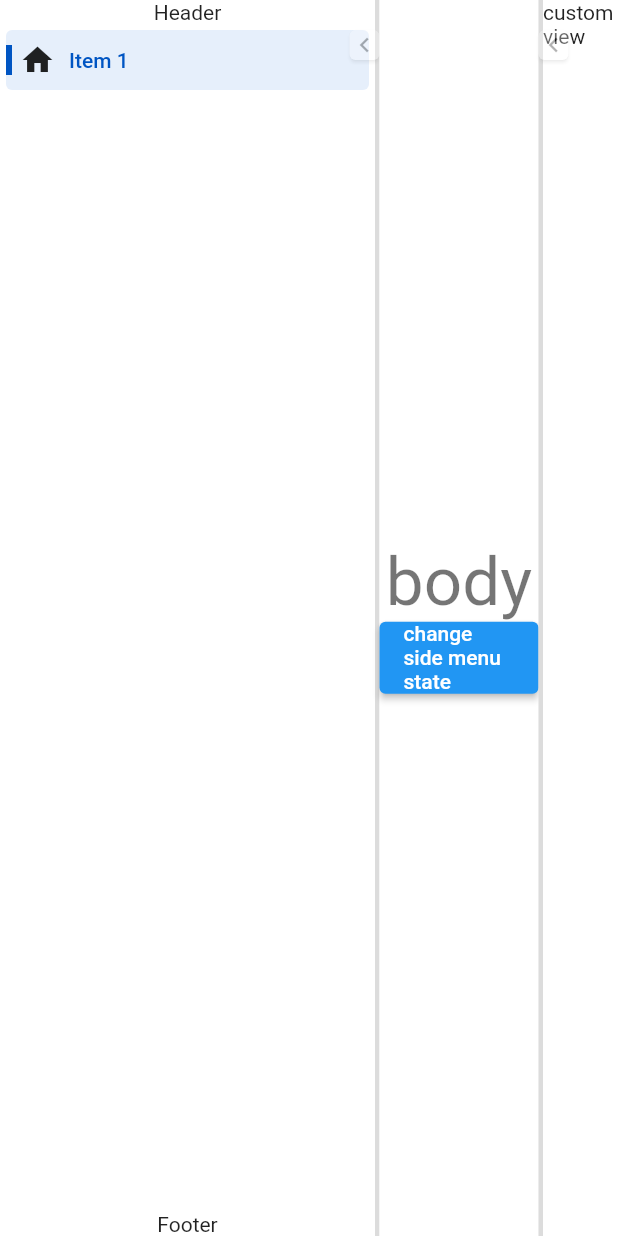
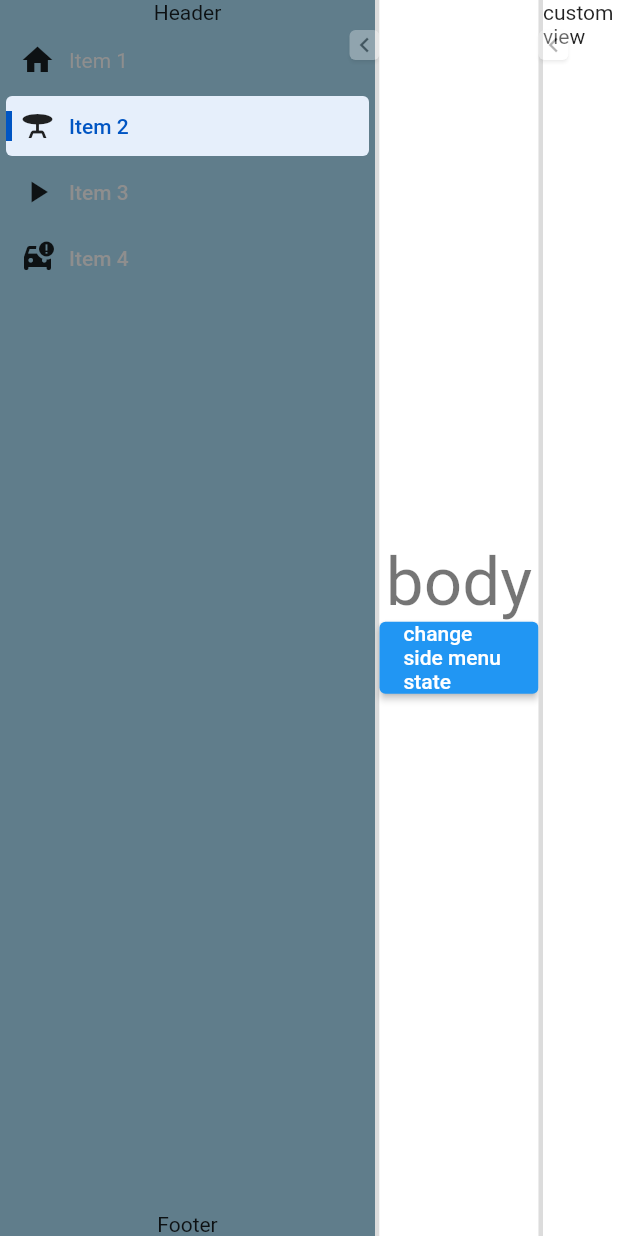
Before and after one commit to resfandiari/flutter_side_menu, a Flutter app: the screen it shows after launch, after a tap on the "keyboard arrow right" icon, on a phone screen of 412 x 824 dp. Run offline on Flutter 3.47's test engine with Material 2 defaults, Android fonts, the phone set to English and light mode, and no system bars; drawn by our look-alikes of auto_size_text; our stand-ins replace badges, go_router.

Commit message:
add more left side menu items to example

```diff
--- a/example/lib/main.dart
+++ b/example/lib/main.dart
@@ -28,15 +28,36 @@ class _MyAppState extends State<MyApp> {
           children: [
             SideMenu(
               controller: _controller,
+              backgroundColor: Colors.blueGrey,
               builder: (data) {
                 return SideMenuData(
                   header: const Text('Header'),
                   items: [
                     SideMenuItemDataTile(
+                      isSelected: false,
+                      onTap: () {},
+                      title: 'Item 1',
+                      hoverColor: Colors.blue,
+                      titleStyle: const TextStyle(color: Colors.white),
+                      icon: const Icon(Icons.home),
+                    ),
+                    SideMenuItemDataTile(
                       isSelected: true,
                       onTap: () {},
-                      title: 'Item 1',
-                      icon: const Icon(Icons.home),
+                      title: 'Item 2',
+                      icon: const Icon(Icons.table_bar),
+                    ),
+                    SideMenuItemDataTile(
+                      isSelected: false,
+                      onTap: () {},
+                      title: 'Item 3',
+                      icon: const Icon(Icons.play_arrow),
+                    ),
+                    SideMenuItemDataTile(
+                      isSelected: false,
+                      onTap: () {},
+                      title: 'Item 4',
+                      icon: const Icon(Icons.car_crash),
                     ),
                   ],
                   footer: const Text('Footer'),
--- a/example/pubspec.yaml
+++ b/example/pubspec.yaml
@@ -15,7 +15,7 @@ publish_to: 'none' # Remove this line if you wish to publish to pub.dev
 # In iOS, build-name is used as CFBundleShortVersionString while build-number used as CFBundleVersion.
 # Read more about iOS versioning at
 # https://developer.apple.com/library/archive/documentation/General/Reference/InfoPlistKeyReference/Articles/CoreFoundationKeys.html
-version: 1.0.0+1
+version: 1.1.0+1
 
 environment:
   sdk: '>=2.18.1 <3.0.0'
```
